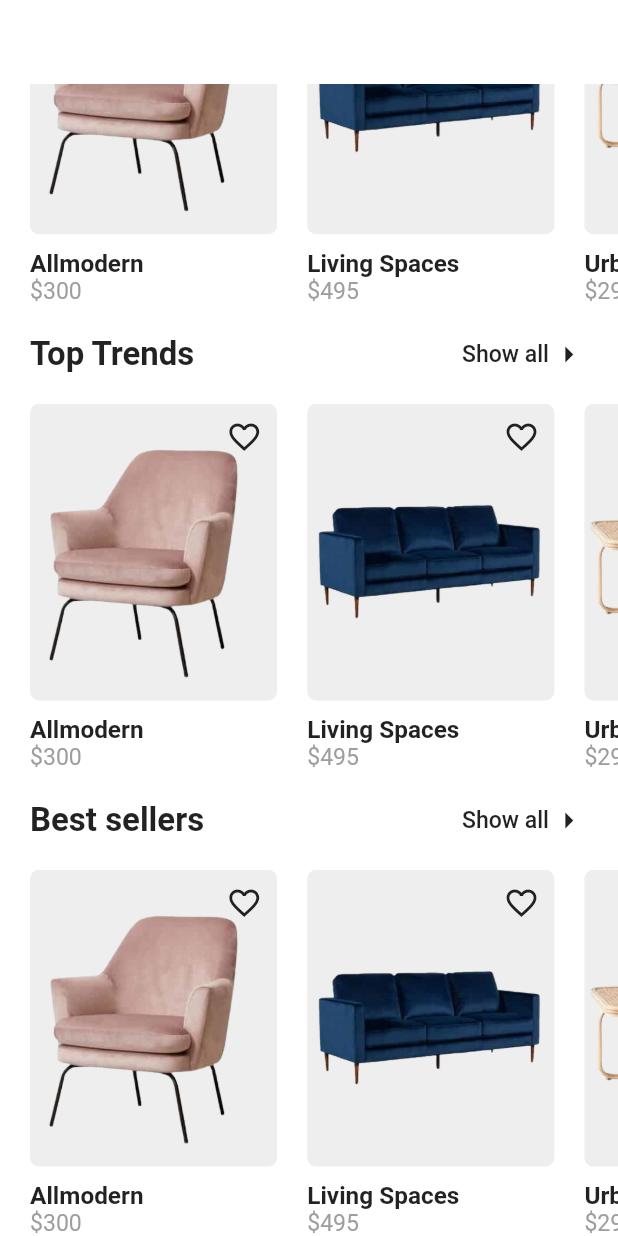
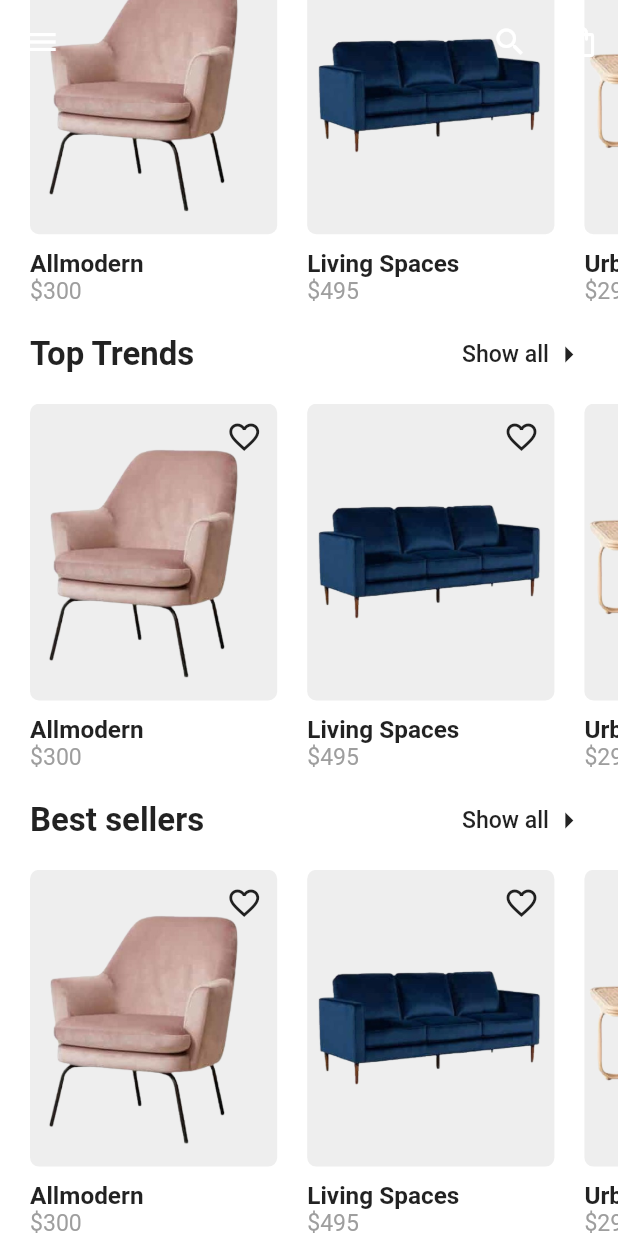
Before and after one commit to jason2071/home_craft_app, a Flutter app: the screen it shows after launch, scrolled down 396 dp, on a phone screen of 412 x 824 dp. Run offline on Flutter 3.47's test engine with Material 2 defaults, Android fonts, the phone set to English and light mode, and no system bars; network calls fail.

Commit message:
fix appbar

```diff
--- a/lib/pages/home/home_screen.dart
+++ b/lib/pages/home/home_screen.dart
@@ -13,6 +13,8 @@ class HomeScreen extends StatelessWidget {
     return Scaffold(
       extendBodyBehindAppBar: true,
       appBar: AppBar(
+        brightness: Brightness.dark,
+        backgroundColor: Colors.transparent,
         leading: IconButton(
           icon: Icon(Icons.menu, color: Colors.white),
           onPressed: () {},
```
